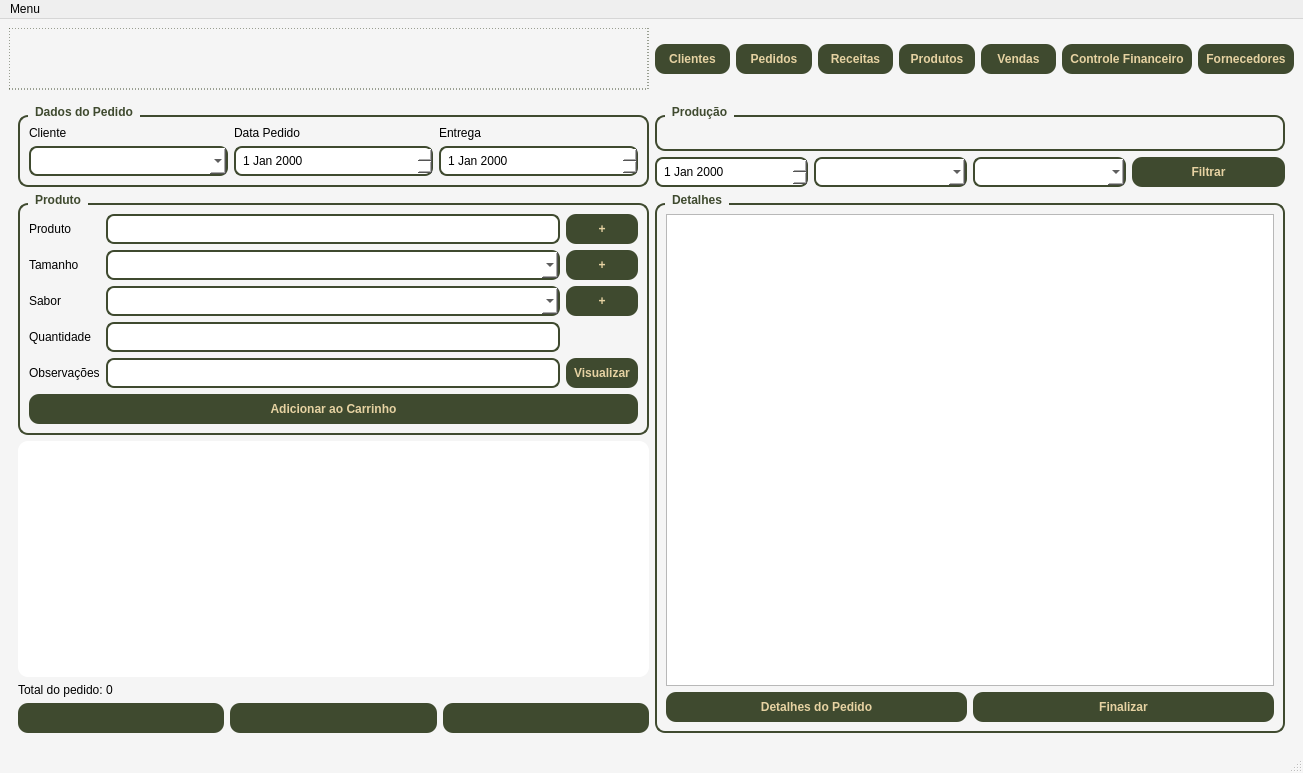
Above: telas/tela_menu.ui from Faeldh/sistema_confeitaria before the change. Below: the same form after it.
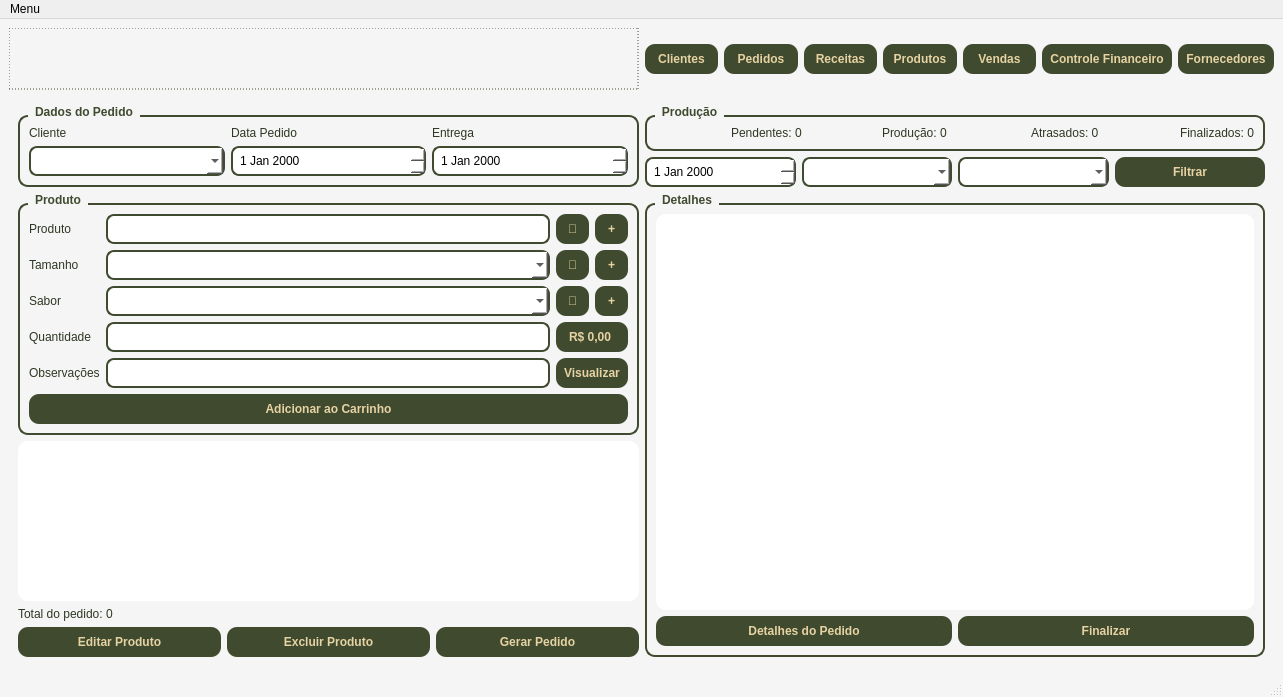
That is the form after the change. The open tabs and pages were chosen to show the change.

What changed in the file:
```diff
--- a/telas/tela_menu.ui
+++ b/telas/tela_menu.ui
@@ -6,23 +6,74 @@
    <rect>
     <x>0</x>
     <y>0</y>
-    <width>1303</width>
-    <height>773</height>
+    <width>1283</width>
+    <height>697</height>
    </rect>
   </property>
   <property name="windowTitle">
    <string>Mira Confeitaria</string>
   </property>
   <property name="styleSheet">
-   <string>
-QMainWindow { background-color: #F5F5F5; }
-QPushButton { background-color: #3F4A2F; color: #E6D2A2; border-radius: 10px; padding: 8px; font-weight: bold; }
-QPushButton:hover { background-color: #2E3723; }
-QLineEdit, QTextEdit, QComboBox, QDateEdit { border: 2px solid #3F4A2F; border-radius: 8px; padding: 5px; background-color: white; }
-QGroupBox { border: 2px solid #3F4A2F; border-radius: 10px; margin-top: 10px; font-weight: bold; }
-QGroupBox::title { subcontrol-origin: margin; left: 10px; padding: 0 5px; color: #3F4A2F; }
-QTableView { background-color: white; border-radius: 10px; }
-   </string>
+   <string notr="true">QMainWindow {
+    background-color: #F5F5F5;
+}
+
+/* BOTÕES */
+QPushButton {
+    background-color: #3F4A2F;
+    color: #E6D2A2;
+    border-radius: 10px;
+    padding: 8px;
+    font-weight: bold;
+}
+
+QPushButton:hover {
+    background-color: #2E3723;
+}
+
+/* CAMPOS */
+QLineEdit, QTextEdit, QComboBox, QDateEdit {
+    border: 2px solid #3F4A2F;
+    border-radius: 8px;
+    padding: 5px;
+    background-color: white;
+}
+
+/* GRUPOS */
+QGroupBox {
+    border: 2px solid #3F4A2F;
+    border-radius: 10px;
+    margin-top: 10px;
+    font-weight: bold;
+}
+
+QGroupBox::title {
+    subcontrol-origin: margin;
+    left: 10px;
+    padding: 0 5px;
+    color: #3F4A2F;
+}
+
+/* TABELA */
+QTableWidget {
+    background-color: white;
+    border-radius: 10px;
+    gridline-color: #DDD;
+}
+
+/* LABEL DE PREÇO (NOVO - IMPORTANTE) */
+QLabel#lblPrecoProduto {
+    background-color: #3F4A2F;
+    color: #E6D2A2;
+    border-radius: 10px;
+    padding: 5px 10px;
+    font-weight: bold;
+}
+
+/* LABEL NORMAL (opcional para destacar valores) */
+QLabel {
+    color: #2E3723;
+}</string>
   </property>
   <widget class="QWidget" name="centralwidget">
    <layout class="QVBoxLayout">
@@ -411,21 +462,33 @@
       <layout class="QGridLayout">
 
        <item row="0" column="0">
-        <widget class="QLabel"><property name="text"><string>Cliente</string></property></widget>
+              <widget class="QLabel" name="label">
+               <property name="text">
+                <string>Cliente</string>
+               </property>
+              </widget>
        </item>
        <item row="1" column="0">
         <widget class="QComboBox" name="comboCliente"/>
        </item>
 
        <item row="0" column="1">
-        <widget class="QLabel"><property name="text"><string>Data Pedido</string></property></widget>
+              <widget class="QLabel" name="label">
+               <property name="text">
+                <string>Data Pedido</string>
+               </property>
+              </widget>
        </item>
        <item row="1" column="1">
         <widget class="QDateEdit" name="datePedido"/>
        </item>
 
        <item row="0" column="2">
-        <widget class="QLabel"><property name="text"><string>Entrega</string></property></widget>
+              <widget class="QLabel" name="label">
+               <property name="text">
+                <string>Entrega</string>
+               </property>
+              </widget>
        </item>
        <item row="1" column="2">
         <widget class="QDateEdit" name="dateEntrega"/>
@@ -443,87 +506,123 @@
       </property>
 
       <layout class="QGridLayout">
-
-       <!-- PRODUTO -->
-       <item row="0" column="0">
-        <widget class="QLabel"><property name="text"><string>Produto</string></property></widget>
-       </item>
-
+             <item row="3" column="2" colspan="2">
+              <widget class="QLabel" name="lblPrecoProduto">
+               <property name="styleSheet">
+                <string notr="true"/>
+               </property>
+               <property name="text">
+                <string>R$ 0,00</string>
+               </property>
+              </widget>
+             </item>
        <item row="0" column="1">
         <widget class="QLineEdit" name="lineEdit_2"/>
        </item>
 
        <item row="0" column="2">
+              <widget class="QPushButton" name="btnBuscaProduto">
+               <property name="text">
+                <string>🔎</string>
+               </property>
+              </widget>
+             </item>
+             <item row="0" column="3">
         <widget class="QPushButton" name="btnAddProduto">
-         <property name="text"><string>+</string></property>
-         <property name="maximumWidth"><number>28</number></property>
-        </widget>
-       </item>
-
-       <!-- TAMANHO -->
-       <item row="1" column="0">
-        <widget class="QLabel"><property name="text"><string>Tamanho</string></property></widget>
-       </item>
-
+               <property name="text">
+                <string>+</string>
+               </property>
+              </widget>
+             </item>
+             <item row="0" column="0">
+              <widget class="QLabel" name="label">
+               <property name="text">
+                <string>Produto</string>
+               </property>
+              </widget>
+             </item>
        <item row="1" column="1">
         <widget class="QComboBox" name="comboTamanho"/>
        </item>
-
+             <item row="1" column="0">
+              <widget class="QLabel" name="label">
+               <property name="text">
+                <string>Tamanho</string>
+               </property>
+              </widget>
+             </item>
        <item row="1" column="2">
+              <widget class="QPushButton" name="btnBuscaTamanho">
+               <property name="text">
+                <string>🔎</string>
+               </property>
+              </widget>
+             </item>
+             <item row="2" column="0">
+              <widget class="QLabel" name="label">
+               <property name="text">
+                <string>Sabor</string>
+               </property>
+              </widget>
+             </item>
+             <item row="1" column="3">
         <widget class="QPushButton" name="btnAddTamanho">
-         <property name="text"><string>+</string></property>
-         <property name="maximumWidth"><number>28</number></property>
-        </widget>
-       </item>
-
-       <!-- SABOR -->
-       <item row="2" column="0">
-        <widget class="QLabel"><property name="text"><string>Sabor</string></property></widget>
-       </item>
-
+               <property name="text">
+                <string>+</string>
+               </property>
+              </widget>
+             </item>
        <item row="2" column="1">
         <widget class="QComboBox" name="comboSabor"/>
        </item>
-
+             <item row="3" column="0">
+              <widget class="QLabel" name="label">
+               <property name="text">
+                <string>Quantidade</string>
+               </property>
+              </widget>
+             </item>
+             <item row="3" column="1">
+              <widget class="QLineEdit" name="lineQuantidade"/>
+             </item>
        <item row="2" column="2">
+              <widget class="QPushButton" name="btnBuscaSabor">
+               <property name="text">
+                <string>🔎</string>
+               </property>
+              </widget>
+             </item>
+             <item row="2" column="3">
         <widget class="QPushButton" name="btnAddSabor">
-         <property name="text"><string>+</string></property>
-         <property name="maximumWidth"><number>28</number></property>
-        </widget>
-       </item>
-
-       <!-- QUANTIDADE -->
-       <item row="3" column="0">
-        <widget class="QLabel"><property name="text"><string>Quantidade</string></property></widget>
-       </item>
-
-       <item row="3" column="1">
-        <widget class="QLineEdit" name="lineEdit"/>
-       </item>
-
-       <!-- OBSERVAÇÕES -->
+               <property name="text">
+                <string>+</string>
+               </property>
+              </widget>
+             </item>
        <item row="4" column="0">
-        <widget class="QLabel"><property name="text"><string>Observações</string></property></widget>
-       </item>
-
-       <item row="4" column="1">
-        <widget class="QLineEdit" name="inputObs"/>
-       </item>
-
-       <item row="4" column="2">
-        <widget class="QPushButton" name="btnVisualizarObs">
-         <property name="text"><string>Visualizar</string></property>
-         <property name="maximumWidth"><number>80</number></property>
-        </widget>
-       </item>
-
-       <!-- ADICIONAR -->
-       <item row="5" column="0" colspan="3">
+              <widget class="QLabel" name="label">
+               <property name="text">
+                <string>Observações</string>
+               </property>
+              </widget>
+             </item>
+             <item row="5" column="0" colspan="4">
         <widget class="QPushButton" name="btnAddCarrinho">
-         <property name="text"><string>Adicionar ao Carrinho</string></property>
-        </widget>
-       </item>
-
+               <property name="text">
+                <string>Adicionar ao Carrinho</string>
+               </property>
+              </widget>
+             </item>
+             <item row="4" column="2" colspan="2">
+              <widget class="QPushButton" name="btnVisualizarObs">
+               <property name="text">
+                <string>Visualizar</string>
+               </property>
+              </widget>
+             </item>
+             <item row="4" column="1">
+              <widget class="QLineEdit" name="inputObs"/>
+             </item>
       </layout>
      </widget>
     </item>
@@ -540,16 +639,31 @@
 
     <item>
      <layout class="QHBoxLayout">
-      <item><widget class="QPushButton" name="btnCriarPedido"/></item>
-      <item><widget class="QPushButton" name="btnEditarCarrinho"/></item>
-      <item><widget class="QPushButton" name="btnExcluirPedido"/></item>
-     </layout>
-    </item>
-
-   </layout>
-  </item>
-
-  <!-- ================= COLUNA DIREITA (INTACTA) ================= -->
+            <item>
+             <widget class="QPushButton" name="btnCriarPedido">
+              <property name="text">
+               <string>Editar Produto</string>
+              </property>
+             </widget>
+            </item>
+            <item>
+             <widget class="QPushButton" name="btnEditarCarrinho">
+              <property name="text">
+               <string>Excluir Produto</string>
+              </property>
+             </widget>
+            </item>
+            <item>
+             <widget class="QPushButton" name="btnExcluirPedido">
+              <property name="text">
+               <string>Gerar Pedido</string>
+              </property>
+             </widget>
+            </item>
+           </layout>
+          </item>
+         </layout>
+        </item>
   <item>
    <layout class="QVBoxLayout">
 
@@ -557,21 +671,61 @@
      <widget class="QGroupBox" name="groupDashboard">
       <property name="title"><string>Produção</string></property>
       <layout class="QHBoxLayout">
-
-       <item><widget class="QLabel" name="lblPendentes"/></item>
-       <item><widget class="QLabel" name="lblProducao"/></item>
-       <item><widget class="QLabel" name="lblFinalizados"/></item>
-       <item><widget class="QLabel" name="lblAtrasados"/></item>
-
+             <item>
+              <widget class="QLabel" name="lblPendentes"/>
+             </item>
+             <item>
+              <widget class="QLabel" name="lblPendentes_2">
+               <property name="text">
+                <string>Pendentes: 0</string>
+               </property>
+              </widget>
+             </item>
+             <item>
+              <widget class="QLabel" name="lblProducao"/>
+             </item>
+             <item>
+              <widget class="QLabel" name="lblProducao_2">
+               <property name="text">
+                <string>Produção: 0</string>
+               </property>
+              </widget>
+             </item>
+             <item>
+              <widget class="QLabel" name="lblFinalizados"/>
+             </item>
+             <item>
+              <widget class="QLabel" name="lblAtrasados_2">
+               <property name="text">
+                <string>Atrasados: 0</string>
+               </property>
+              </widget>
+             </item>
+             <item>
+              <widget class="QLabel" name="lblAtrasados"/>
+             </item>
+             <item>
+              <widget class="QLabel" name="lblFinalizados_2">
+               <property name="text">
+                <string>Finalizados: 0</string>
+               </property>
+              </widget>
+             </item>
       </layout>
      </widget>
     </item>
 
     <item>
      <layout class="QHBoxLayout">
-      <item><widget class="QDateEdit" name="dateFiltro"/></item>
-      <item><widget class="QComboBox" name="comboTipo"/></item>
-      <item><widget class="QComboBox" name="comboStatus"/></item>
+            <item>
+             <widget class="QDateEdit" name="dateFiltro"/>
+            </item>
+            <item>
+             <widget class="QComboBox" name="comboTipo"/>
+            </item>
+            <item>
+             <widget class="QComboBox" name="comboStatus"/>
+            </item>
       <item>
        <widget class="QPushButton" name="btnFiltrar">
         <property name="text"><string>Filtrar</string></property>
@@ -586,9 +740,8 @@
 
       <layout class="QVBoxLayout">
        <item>
-        <widget class="QListWidget" name="listaProducao"/>
-       </item>
-
+              <widget class="QTableWidget" name="tableWidget"/>
+             </item>
        <item>
         <layout class="QHBoxLayout">
          <item>
@@ -1930,7 +2083,7 @@
     <rect>
      <x>0</x>
      <y>0</y>
-     <width>1303</width>
+     <width>1283</width>
      <height>21</height>
     </rect>
    </property>
```
Left out of the diff: 71 changed lines with no effect on the pictures. Lines whose indentation alone changed are shown as unchanged.
